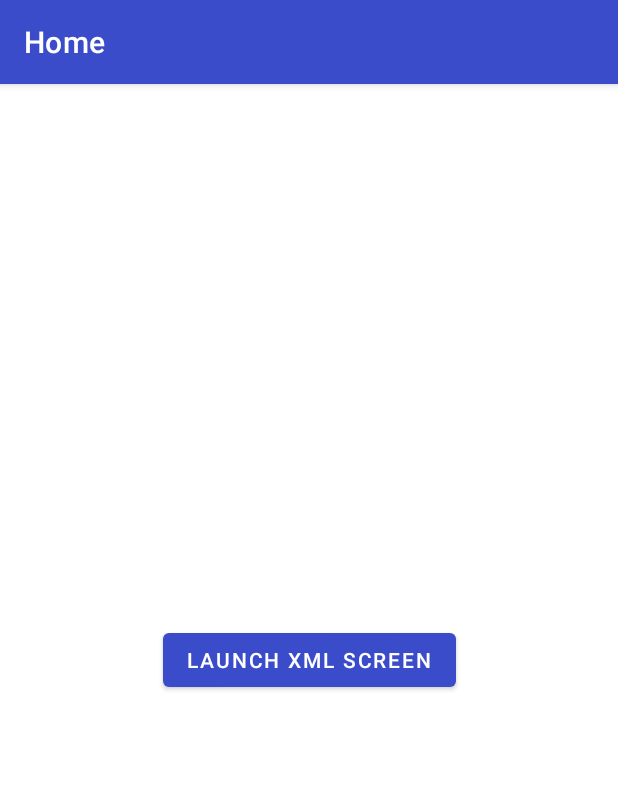
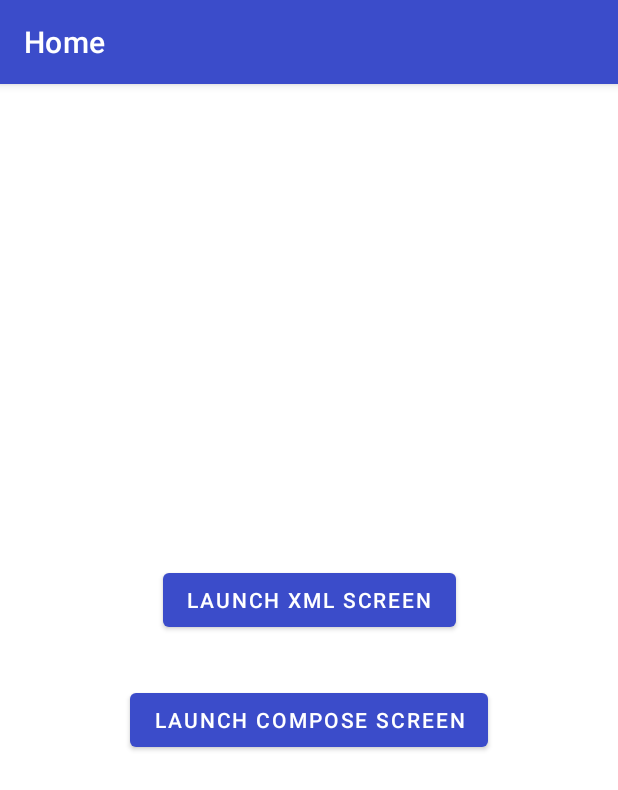
Before and after one commit to MaximeJineMaraval/espresso_talk, an Android app built with Jetpack Compose: the screen it shows after launch (MainActivity), on a phone screen of 412 x 824 dp. Shown: the top 790 px of the screen. Run offline under Robolectric (Android 15) with nearby library versions, the light colour scheme and no system bars.

Commit message:
feat: add compose version

```diff
--- a/app/src/main/java/com/jine/espressotalk/ui/MainActivity.kt
+++ b/app/src/main/java/com/jine/espressotalk/ui/MainActivity.kt
@@ -33,9 +33,13 @@ class MainActivity : AppCompatActivity() {
             title = when (destination.id) {
                 R.id.mainFragment -> "Home"
                 R.id.pokemonListXMLFragment -> "XML List"
+                R.id.pokemonListComposeFragment -> "Compose List"
                 else -> ""
             }
-            supportActionBar?.setDisplayHomeAsUpEnabled(destination.id == R.id.pokemonListXMLFragment)
+            supportActionBar?.setDisplayHomeAsUpEnabled(
+                destination.id == R.id.pokemonListXMLFragment
+                        || destination.id == R.id.pokemonListComposeFragment
+            )
         }
     }
 
--- a/app/src/main/java/com/jine/espressotalk/ui/MainFragment.kt
+++ b/app/src/main/java/com/jine/espressotalk/ui/MainFragment.kt
@@ -6,8 +6,6 @@ import android.view.View
 import android.view.ViewGroup
 import androidx.fragment.app.Fragment
 import androidx.navigation.fragment.findNavController
-import com.google.android.material.transition.MaterialFade
-import com.google.android.material.transition.MaterialFadeThrough
 import com.google.android.material.transition.MaterialSharedAxis
 import com.jine.espressotalk.R
 import com.jine.espressotalk.databinding.FragmentMainBinding
@@ -40,5 +38,8 @@ class MainFragment : Fragment() {
         binding.xmlButton.setOnClickListener {
             findNavController().navigate(R.id.pokemonListXMLFragment)
         }
+        binding.composeButton.setOnClickListener {
+            findNavController().navigate(R.id.pokemonListComposeFragment)
+        }
     }
 }
--- a/app/src/main/java/com/jine/espressotalk/ui/pokemonlist/PokemonListViewModel.kt
+++ b/app/src/main/java/com/jine/espressotalk/ui/pokemonlist/PokemonListViewModel.kt
@@ -1,5 +1,6 @@
 package com.jine.espressotalk.ui.pokemonlist
 
+import androidx.compose.runtime.toMutableStateList
 import androidx.lifecycle.LiveData
 import androidx.lifecycle.MutableLiveData
 import androidx.lifecycle.ViewModel
@@ -18,7 +19,7 @@ class PokemonListViewModel : ViewModel() {
     private var finalList: List<PokemonModel> = emptyList()
         set(value) {
             field = value
-            _screenState.postValue(PokemonListState.Success(value))
+            _screenState.postValue(PokemonListState.Success(value.toMutableStateList()))
         }
     private var currentSearchText: String = ""
     private var showOnlyFavorite: Boolean = false
@@ -37,7 +38,7 @@ class PokemonListViewModel : ViewModel() {
         updateLists()
     }
 
-    fun makeAsFavorite(pokemonNumber: Int) {
+    fun toggleFavorite(pokemonNumber: Int) {
         rawList = rawList.apply {
             find { it.number == pokemonNumber }?.toggleFavorite()
         }
--- a/app/src/main/java/com/jine/espressotalk/ui/pokemonlist/xml/PokemonListXMLFragment.kt
+++ b/app/src/main/java/com/jine/espressotalk/ui/pokemonlist/xml/PokemonListXMLFragment.kt
@@ -22,7 +22,7 @@ class PokemonListXMLFragment : Fragment() {
     private val viewModel: PokemonListViewModel by viewModels(ownerProducer = { requireActivity() })
     private lateinit var binding: FragmentPokemonListBinding
     private val pokemonAdapter = PokemonAdapter(onPokemonClicked = { pokemonNumber ->
-        viewModel.makeAsFavorite(pokemonNumber)
+        viewModel.toggleFavorite(pokemonNumber)
     })
 
     override fun onCreate(savedInstanceState: Bundle?) {
--- a/app/src/main/res/layout/fragment_main.xml
+++ b/app/src/main/res/layout/fragment_main.xml
@@ -10,10 +10,23 @@
         android:layout_width="wrap_content"
         android:layout_height="wrap_content"
         android:text="Launch XML screen"
+        app:layout_constraintBottom_toTopOf="@id/composeButton"
+        app:layout_constraintEnd_toEndOf="parent"
+        app:layout_constraintStart_toStartOf="parent"
+        app:layout_constraintTop_toTopOf="parent"
+        app:layout_constraintVertical_chainStyle="packed"
+        tools:ignore="HardcodedText" />
+
+    <com.google.android.material.button.MaterialButton
+        android:id="@+id/composeButton"
+        android:layout_width="wrap_content"
+        android:layout_height="wrap_content"
+        android:layout_marginTop="32dp"
+        android:text="Launch Compose screen"
         app:layout_constraintBottom_toBottomOf="parent"
         app:layout_constraintEnd_toEndOf="parent"
         app:layout_constraintStart_toStartOf="parent"
-        app:layout_constraintTop_toTopOf="parent"
+        app:layout_constraintTop_toBottomOf="@id/xmlButton"
         tools:ignore="HardcodedText" />
 
 </androidx.constraintlayout.widget.ConstraintLayout>
--- a/app/src/main/res/layout/item_pokemon.xml
+++ b/app/src/main/res/layout/item_pokemon.xml
@@ -42,8 +42,8 @@
 
     <androidx.appcompat.widget.AppCompatImageView
         android:id="@+id/favorite"
-        android:layout_width="36dp"
-        android:layout_height="36dp"
+        android:layout_width="42dp"
+        android:layout_height="42dp"
         android:background="?attr/selectableItemBackgroundBorderless"
         android:padding="8dp"
         android:src="@drawable/ic_favorite_outlined"
--- a/app/src/main/res/navigation/navigation_graph.xml
+++ b/app/src/main/res/navigation/navigation_graph.xml
@@ -11,9 +11,16 @@
         <action
             android:id="@+id/action_mainFragment_to_pokemonListXMLFragment2"
             app:destination="@id/pokemonListXMLFragment" />
+        <action
+            android:id="@+id/action_mainFragment_to_pokemonListComposeFragment"
+            app:destination="@id/pokemonListComposeFragment" />
     </fragment>
     <fragment
         android:id="@+id/pokemonListXMLFragment"
         android:name="com.jine.espressotalk.ui.pokemonlist.xml.PokemonListXMLFragment"
         android:label="PokemonListXMLFragment" />
+    <fragment
+        android:id="@+id/pokemonListComposeFragment"
+        android:name="com.jine.espressotalk.ui.pokemonlist.compose.PokemonListComposeFragment"
+        android:label="PokemonListComposeFragment" />
 </navigation>
--- a/app/src/main/res/values/colors.xml
+++ b/app/src/main/res/values/colors.xml
@@ -1,10 +1,7 @@
 <?xml version="1.0" encoding="utf-8"?>
 <resources>
-    <color name="black">#FF000000</color>
-    <color name="white">#FFFFFFFF</color>
     <color name="pokemon_red_dark">#CC0000</color>
     <color name="pokemon_blue">#3B4CCA</color>
     <color name="pokemon_blue_dark">#2C3998</color>
-    <color name="pokemon_yellow">#FFDE00</color>
     <color name="pokemon_yellow_dark">#B3A125</color>
 </resources>
--- a/app/src/main/res/values/themes.xml
+++ b/app/src/main/res/values/themes.xml
@@ -4,11 +4,11 @@
         <!-- Primary brand color. -->
         <item name="colorPrimary">@color/pokemon_blue</item>
         <item name="colorPrimaryVariant">@color/pokemon_blue_dark</item>
-        <item name="colorOnPrimary">@color/white</item>
+        <item name="colorOnPrimary">@android:color/white</item>
         <!-- Secondary brand color. -->
-        <item name="colorSecondary">@color/pokemon_yellow_dark</item>
-        <item name="colorSecondaryVariant">@color/pokemon_yellow_dark</item>
-        <item name="colorOnSecondary">@color/black</item>
+        <item name="colorSecondary">@color/pokemon_blue</item>
+        <item name="colorSecondaryVariant">@color/pokemon_blue</item>
+        <item name="colorOnSecondary">@android:color/white</item>
         <!-- Status bar color. -->
         <item name="android:statusBarColor" tools:targetApi="l">?attr/colorPrimaryVariant</item>
         <!-- Customize your theme here. -->
```
Also changed, not shown: app/build.gradle (+11 -0 lines), app/src/main/java/com/jine/espressotalk/ui/pokemonlist/compose/PokemonListComposeFragment.kt (added, +219 -0 lines), app/src/main/java/com/jine/espressotalk/ui/theme/PokemonComposeTheme.kt (added, +24 -0 lines).
